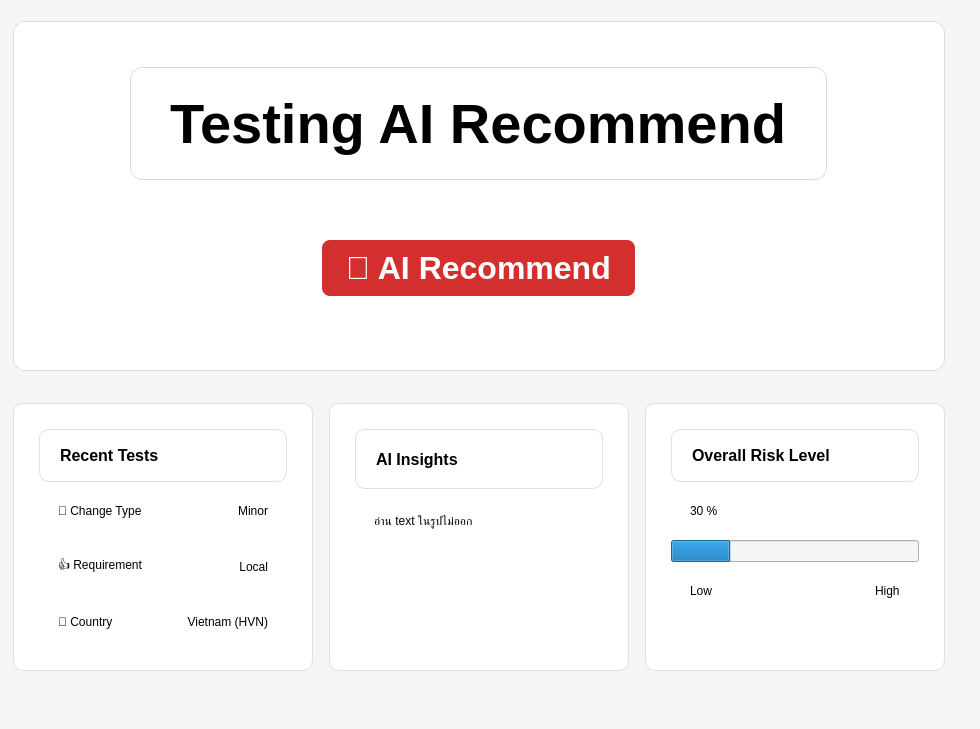
This is ui/home_page.ui in NiceJRS/Testing-AI-Recommend as Qt 5 draws it before an edit. The edited form follows.
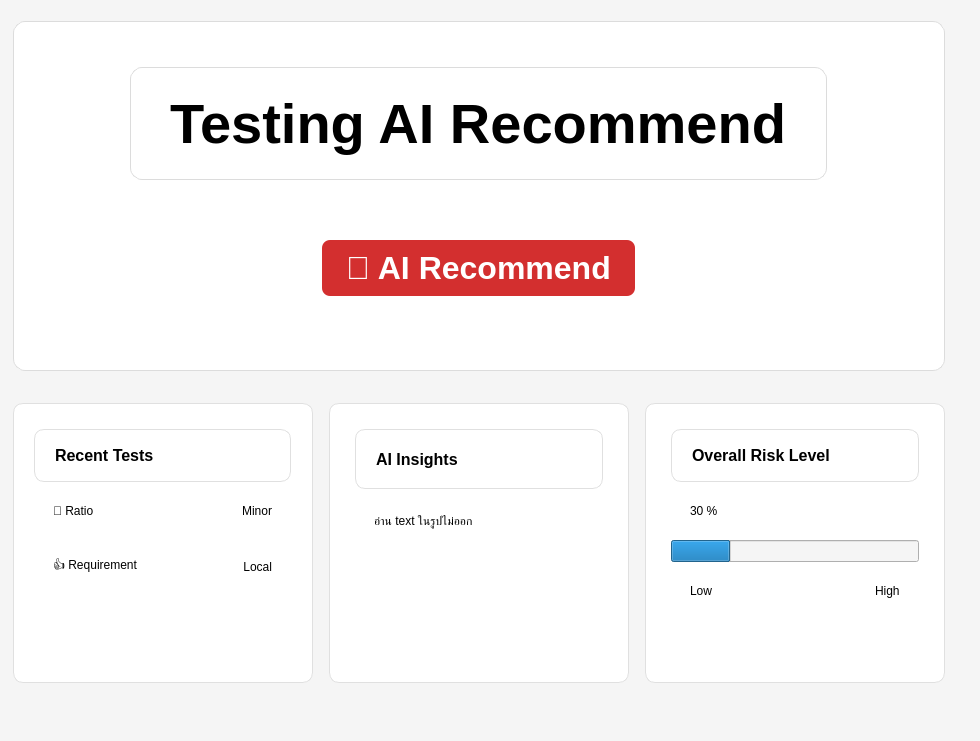
This is the edited form.

The edit to the form file:
```diff
--- a/ui/home_page.ui
+++ b/ui/home_page.ui
@@ -7,7 +7,7 @@
     <x>0</x>
     <y>0</y>
     <width>980</width>
-    <height>720</height>
+    <height>741</height>
    </rect>
   </property>
   <property name="styleSheet">
@@ -144,6 +144,12 @@
               </string>
            </property>
            <layout class="QVBoxLayout" name="verticalLayout_2">
+            <property name="leftMargin">
+             <number>4</number>
+            </property>
+            <property name="rightMargin">
+             <number>5</number>
+            </property>
             <item>
              <widget class="QLabel" name="cardManualTitle">
               <property name="maximumSize">
@@ -167,16 +173,28 @@
              <layout class="QHBoxLayout" name="horizontalLayout_3">
               <item>
                <widget class="QLabel" name="label_4">
+                <property name="maximumSize">
+                 <size>
+                  <width>90</width>
+                  <height>50</height>
+                 </size>
+                </property>
                 <property name="styleSheet">
                  <string notr="true">  border: 0px solid</string>
                 </property>
                 <property name="text">
-                 <string>🎯 Change Type</string>
+                 <string>🎯 Ratio</string>
                 </property>
                </widget>
               </item>
               <item>
                <widget class="QLabel" name="label_5">
+                <property name="minimumSize">
+                 <size>
+                  <width>150</width>
+                  <height>0</height>
+                 </size>
+                </property>
                 <property name="styleSheet">
                  <string notr="true">  border: 0px solid</string>
                 </property>
@@ -218,31 +236,7 @@
              </layout>
             </item>
             <item>
-             <layout class="QHBoxLayout" name="horizontalLayout_5">
-              <item>
-               <widget class="QLabel" name="label_9">
-                <property name="styleSheet">
-                 <string notr="true">  border: 0px solid</string>
-                </property>
-                <property name="text">
-                 <string>🏁 Country</string>
-                </property>
-               </widget>
-              </item>
-              <item>
-               <widget class="QLabel" name="label_8">
-                <property name="styleSheet">
-                 <string notr="true">  border: 0px solid</string>
-                </property>
-                <property name="text">
-                 <string>Vietnam (HVN)</string>
-                </property>
-                <property name="alignment">
-                 <set>Qt::AlignmentFlag::AlignRight|Qt::AlignmentFlag::AlignTrailing|Qt::AlignmentFlag::AlignVCenter</set>
-                </property>
-               </widget>
-              </item>
-             </layout>
+             <layout class="QHBoxLayout" name="horizontalLayout_5"/>
             </item>
             <item>
              <spacer name="verticalSpacer_2">
```
Left out of the diff: 2 changed lines with no effect on the pictures.
